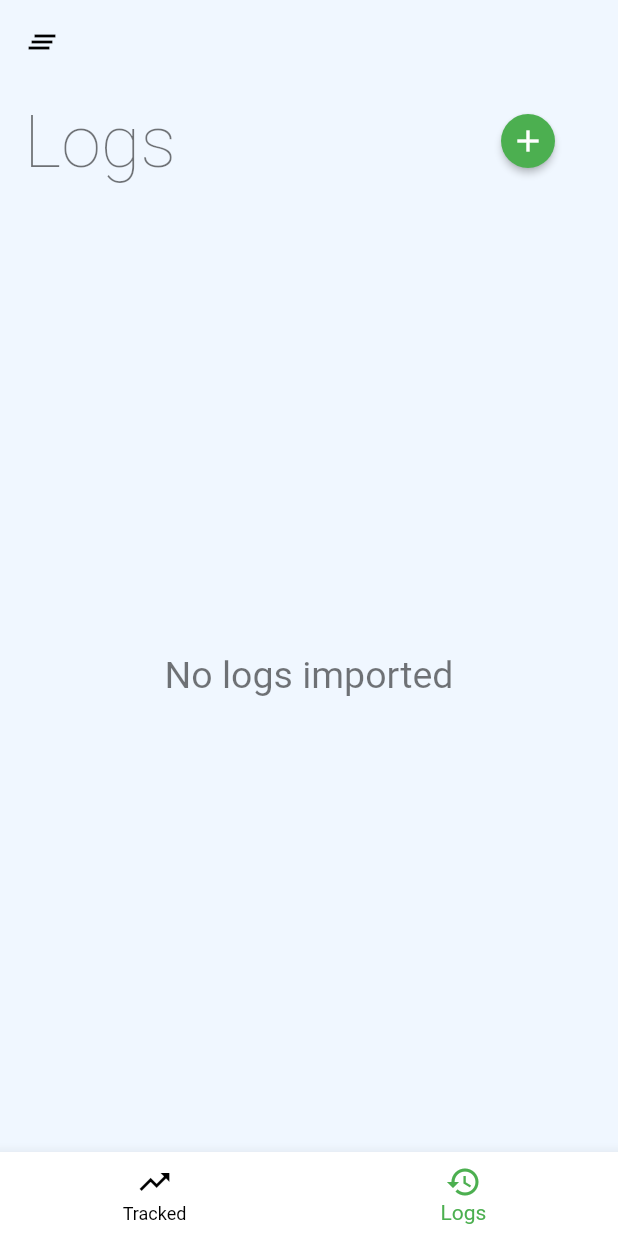
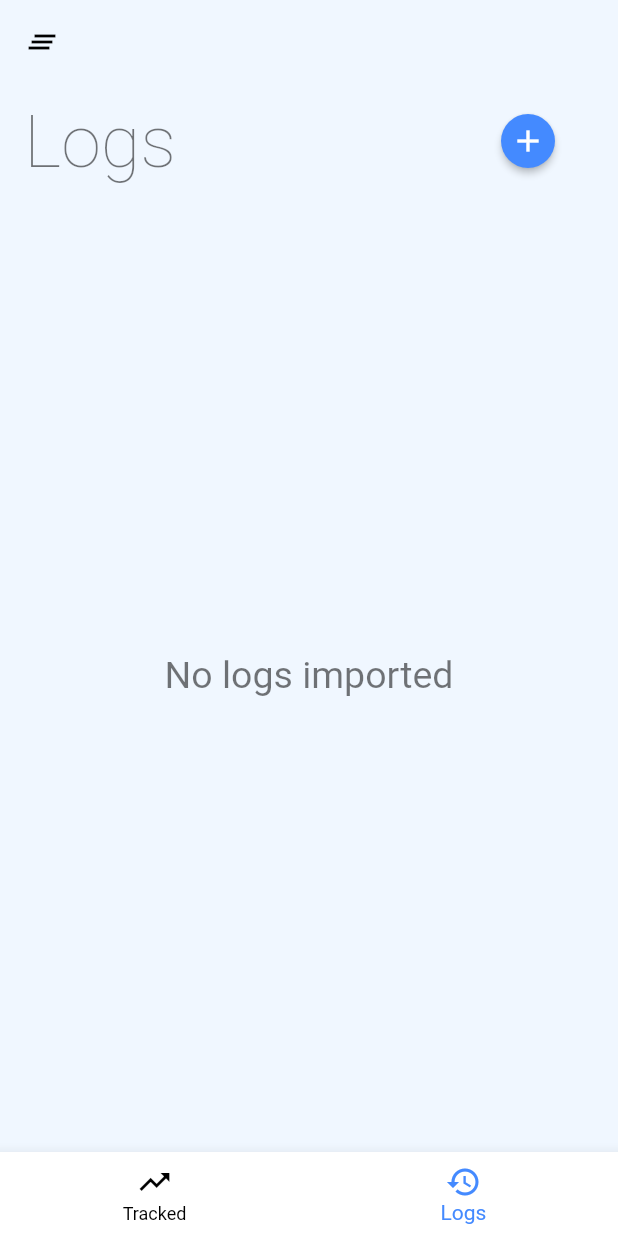
Before and after one commit to sudo-panda/folio, a Flutter app: the LogsView screen opened directly, on a phone screen of 412 x 824 dp. Run offline on Flutter 3.47's test engine with Material 2 defaults, Android fonts, the light colour scheme and no system bars; our stand-ins replace dio, file_picker, google_sign_in, shared_preferences, sqflite; missing offline and left inert: googleapis; accounts and stored records are empty; statements that could not run were skipped.

Commit message:
Fix accent color in dark theme

```diff
--- a/lib/assets/app_theme.dart
+++ b/lib/assets/app_theme.dart
@@ -37,6 +37,7 @@ class AppTheme {
     iconTheme: IconThemeData(
       color: _iconColor,
     ),
+    accentColor: _iconColor,
     textTheme: _lightTextTheme,
     canvasColor: Colors.transparent,
     buttonColor: _lightSecondaryColor,
@@ -64,6 +65,7 @@ class AppTheme {
     iconTheme: IconThemeData(
       color: _iconColor,
     ),
+    accentColor: _iconColor,
     textTheme: _darkTextTheme,
     canvasColor: Colors.transparent,
     buttonColor: _darkSecondaryColor,
@@ -71,7 +73,8 @@ class AppTheme {
     inputDecorationTheme: InputDecorationTheme(
       border: OutlineInputBorder(),
       enabledBorder: OutlineInputBorder(
-          borderSide: BorderSide(color: _darkPrimaryVariantColor)),
+        borderSide: BorderSide(color: _darkPrimaryVariantColor),
+      ),
     ),
   );
 
```
